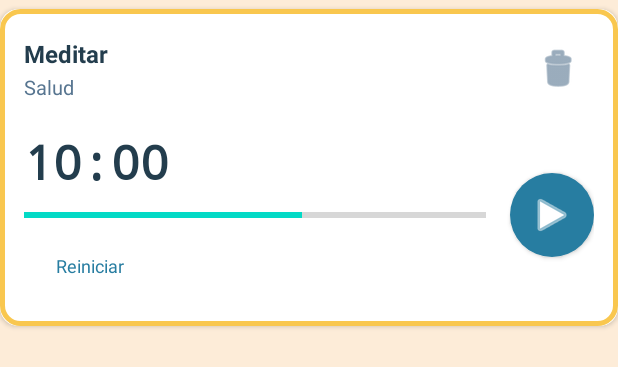
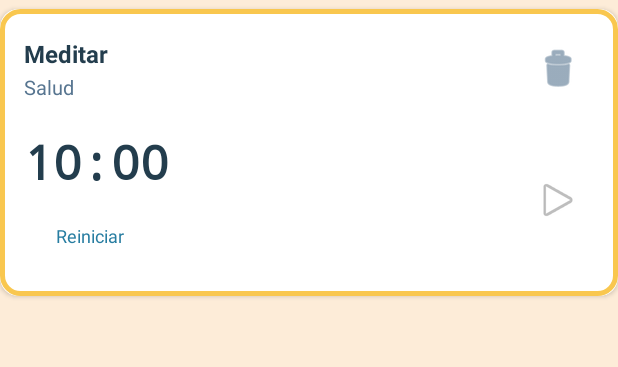
Before and after one commit to AdriRedondo/PAD-2025-26-HaHabit, an Android app: the layout item_habit_timer.xml on its own in the app's theme, with its tools: preview values and no code run, on a phone screen of 412 x 824 dp. Shown: the top 367 px of the screen. Run offline under Robolectric (Android 15) with nearby library versions, the phone set to English and light mode, and no system bars.

Commit message:
Más o menos funcional el temporizador

```diff
--- a/app/src/main/res/layout/item_habit_timer.xml
+++ b/app/src/main/res/layout/item_habit_timer.xml
@@ -92,17 +92,6 @@
                     android:fontFamily="monospace"
                     tools:text="10:00" />
 
-                <ProgressBar
-                    android:id="@+id/progressBarTimer"
-                    style="@style/Widget.AppCompat.ProgressBar.Horizontal"
-                    android:layout_width="match_parent"
-                    android:layout_height="12dp"
-                    android:layout_marginTop="8dp"
-                    android:max="100"
-                    android:visibility="gone"
-                    tools:progress="60"
-                    tools:visibility="visible" />
-
                 <!-- Botón de Reset -->
                 <Button
                     android:id="@+id/btnResetTimer"
@@ -115,21 +104,14 @@
 
             </LinearLayout>
 
-            <!-- Lado derecho: Botón de Play/Pause -->
-            <com.google.android.material.button.MaterialButton
+            <!-- Lado derecho: Botón de Play/Pause (minimalista) -->
+            <ImageButton
                 android:id="@+id/btnPlayPause"
-                android:layout_width="56dp"
-                android:layout_height="56dp"
+                android:layout_width="48dp"
+                android:layout_height="48dp"
                 android:layout_marginStart="16dp"
-                android:insetTop="0dp"
-                android:insetBottom="0dp"
-                android:padding="0dp"
-                app:cornerRadius="28dp"
-                app:icon="@android:drawable/ic_media_play"
-                app:iconGravity="textStart"
-                app:iconPadding="0dp"
-                app:iconSize="32dp"
-                app:iconTint="@android:color/white"
+                android:background="?attr/selectableItemBackgroundBorderless"
+                android:src="@android:drawable/ic_media_play"
                 android:contentDescription="@string/iniciar_pausar_temporizador" />
 
         </LinearLayout>
```
Also changed, not shown: app/src/main/java/es/ucm/fdi/pad/hahabit/ui/home/HabitAdapter.java (+36 -44 lines), app/src/main/java/es/ucm/fdi/pad/hahabit/ui/home/HomeFragment.java (+0 -8 lines).
